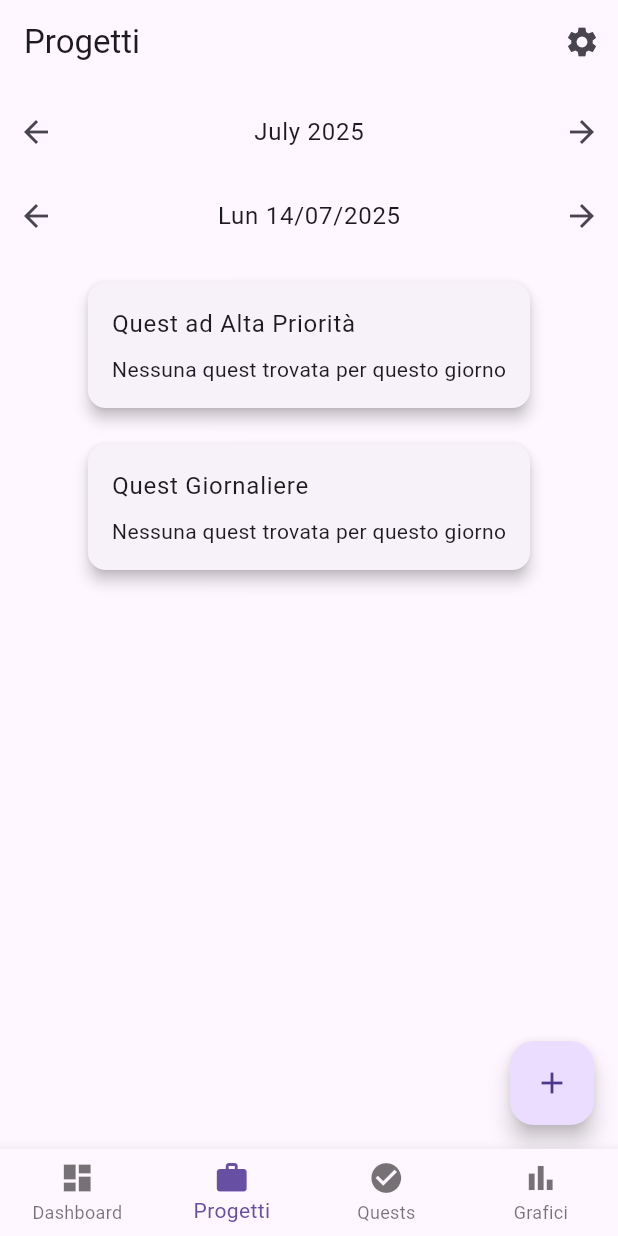
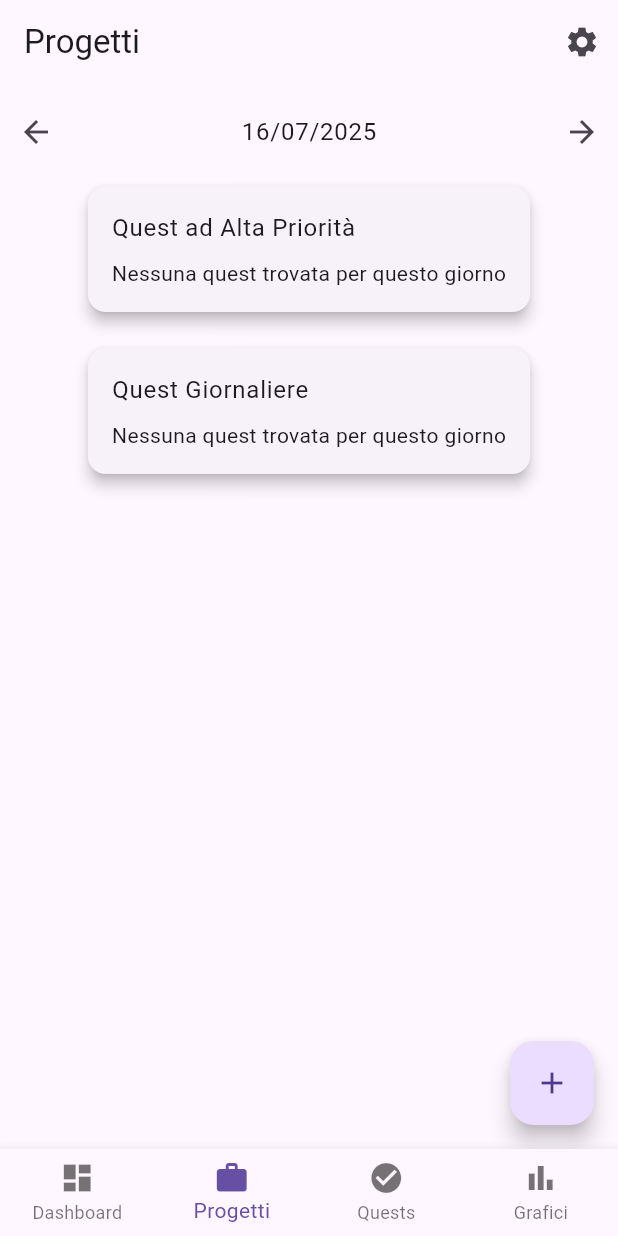
Before and after one commit to SoulArcher0507/Life-Leveling, a Flutter app: the screen it shows after launch, item 2 of the bottom bar chosen, after a tap on the "arrow back" icon, after a tap on the "arrow forward" icon, on a phone screen of 412 x 824 dp. Run offline on Flutter 3.47's test engine with Material 3 defaults, Android fonts, the light colour scheme and no system bars; our stand-ins replace shared_preferences.

Commit message:
Remove week navigation bar and update day picker

```diff
--- a/lib/pages/quests/quests_page.dart
+++ b/lib/pages/quests/quests_page.dart
@@ -14,8 +14,6 @@ class QuestsPage extends StatefulWidget {
 }
 
 class _QuestsPageState extends State<QuestsPage> {
-  // 7 giorni in italiano
-  final List<String> _daysOfWeek = ['Lun', 'Mar', 'Mer', 'Gio', 'Ven', 'Sab', 'Dom'];
 
   late DateTime _mondayOfCurrentWeek;
   int _selectedDayIndex = 0;
@@ -137,54 +135,7 @@ class _QuestsPageState extends State<QuestsPage> {
         children: [
           Padding(
             padding: const EdgeInsets.symmetric(vertical: 8.0),
-            child: Row(
-              mainAxisAlignment: MainAxisAlignment.spaceBetween,
-              children: [
-                IconButton(
-                  icon: const Icon(Icons.arrow_back),
-                  onPressed: () {
-                    setState(() {
-                      _mondayOfCurrentWeek = _mondayOfCurrentWeek.subtract(const Duration(days: 7));
-                      _selectedDayIndex = 0;
-                    });
-                  },
-                ),
-                TextButton(
-                  onPressed: () async {
-                    final DateTime? picked = await showDatePicker(
-                      context: context,
-                      initialDate: _mondayOfCurrentWeek,
-                      firstDate: DateTime(2000),
-                      lastDate: DateTime(2100),
-                    );
-                    if (picked != null) {
-                      setState(() {
-                        // ricavo il Lunedì della settimana scelta
-                        _mondayOfCurrentWeek = picked.subtract(Duration(days: picked.weekday - 1));
-                        _selectedDayIndex = 0;
-                      });
-                    }
-                  },
-                  child: Text(
-                    DateFormat('MMMM yyyy').format(_mondayOfCurrentWeek),
-                    style: Theme.of(context).textTheme.bodyLarge,
-                  ),
-                ),
-                IconButton(
-                  icon: const Icon(Icons.arrow_forward),
-                  onPressed: () {
-                    setState(() {
-                      _mondayOfCurrentWeek = _mondayOfCurrentWeek.add(const Duration(days: 7));
-                      _selectedDayIndex = 0;
-                    });
-                  },
-                ),
-              ],
-            ),
-          ),
-          _buildDayNavigationRow(),
-          Padding(
-            padding: const EdgeInsets.symmetric(vertical: 8),
+            child: _buildDayNavigationRow(),
           ),
           Expanded(
             child: SingleChildScrollView(
@@ -223,9 +174,7 @@ class _QuestsPageState extends State<QuestsPage> {
   Widget _buildDayNavigationRow() {
     final selectedDate =
         _mondayOfCurrentWeek.add(Duration(days: _selectedDayIndex));
-    final dayName = _daysOfWeek[_selectedDayIndex];
-    final formattedDate =
-        '$dayName ${DateFormat('dd/MM/yyyy').format(selectedDate)}';
+    final formattedDate = DateFormat('dd/MM/yyyy').format(selectedDate);
 
     return Row(
       mainAxisAlignment: MainAxisAlignment.spaceBetween,
@@ -238,9 +187,26 @@ class _QuestsPageState extends State<QuestsPage> {
             });
           },
         ),
-        Text(
-          formattedDate,
-          style: Theme.of(context).textTheme.bodyLarge,
+        TextButton(
+          onPressed: () async {
+            final DateTime? picked = await showDatePicker(
+              context: context,
+              initialDate: selectedDate,
+              firstDate: DateTime(2000),
+              lastDate: DateTime(2100),
+            );
+            if (picked != null) {
+              setState(() {
+                _mondayOfCurrentWeek =
+                    picked.subtract(Duration(days: picked.weekday - 1));
+                _selectedDayIndex = picked.weekday - 1;
+              });
+            }
+          },
+          child: Text(
+            formattedDate,
+            style: Theme.of(context).textTheme.bodyLarge,
+          ),
         ),
         IconButton(
           icon: const Icon(Icons.arrow_forward),
```
